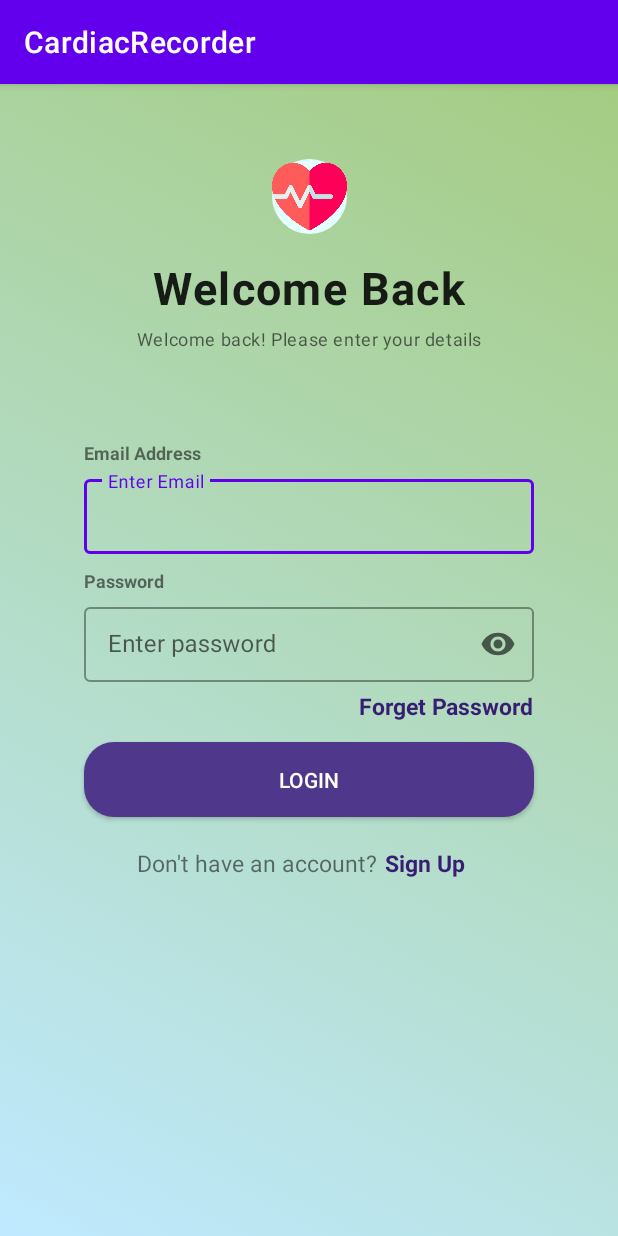
After one commit to mubtashim32/CardiacRecorder, an Android app: the LoginActivity screen opened directly, with no data from a screen before it, on a phone screen of 412 x 824 dp. The commit adds this screen. Run offline under Robolectric (Android 15) with nearby library versions, the phone set to English and light mode, and no system bars; our stand-ins replace Firebase (no records; nobody signed in at launch, a user with empty details on screens opened directly).

Commit message:
Application Done

```diff
--- a/app/build.gradle
+++ b/app/build.gradle
@@ -101,7 +101,6 @@ dependencies {
     androidTestImplementation 'androidx.test:rules:1.4.0'
     androidTestImplementation 'androidx.test.espresso:espresso-core:3.4.0'
     androidTestImplementation 'com.android.support.test.uiautomator:uiautomator-v18:2.1.3'
-}
 
     // To use the Truth Extension APIs
     androidTestImplementation "androidx.test.ext:truth:1.5.0"
--- a/app/src/main/AndroidManifest.xml
+++ b/app/src/main/AndroidManifest.xml
@@ -12,6 +12,9 @@
         android:supportsRtl="true"
         android:theme="@style/Theme.CardiacRecorder"
         tools:targetApi="31">
+        <activity
+            android:name=".LoginActivity"
+            android:exported="false" />
         <activity
             android:name=".SignupActivity"
             android:exported="true">
--- /dev/null
+++ b/app/src/main/java/com/example/cardiacrecorder/LoginActivity.java
@@ -0,0 +1,96 @@
+//package com.example.cardiacrecorder;
+//
+//import androidx.appcompat.app.AppCompatActivity;
+//
+//import android.os.Bundle;
+//
+//public class LoginActivity extends AppCompatActivity {
+//
+//    @Override
+//    protected void onCreate(Bundle savedInstanceState) {
+//        super.onCreate(savedInstanceState);
+//        setContentView(R.layout.activity_login);
+//    }
+//}
+
+
+package com.example.cardiacrecorder;
+
+import android.content.Intent;
+import android.os.Bundle;
+import android.util.Log;
+import android.view.View;
+import android.widget.Button;
+import android.widget.EditText;
+import android.widget.TextView;
+import android.widget.Toast;
+
+import androidx.annotation.NonNull;
+import androidx.appcompat.app.AppCompatActivity;
+
+import com.google.android.gms.tasks.OnCompleteListener;
+import com.google.android.gms.tasks.Task;
+import com.google.firebase.auth.AuthResult;
+import com.google.firebase.auth.FirebaseAuth;
+
+public class LoginActivity extends AppCompatActivity {
+
+    EditText email, password;
+    Button login;
+    TextView signup, forget;
+    FirebaseAuth mAuth;
+
+    @Override
+    protected void onCreate(Bundle savedInstanceState) {
+        super.onCreate(savedInstanceState);
+        setContentView(R.layout.activity_login);
+        email = findViewById(R.id.email);
+        password = findViewById(R.id.password);
+        login = findViewById(R.id.login);
+        signup = findViewById(R.id.signup);
+        mAuth = FirebaseAuth.getInstance();
+        forget = findViewById(R.id.forget);
+        login.setOnClickListener(new View.OnClickListener() {
+            @Override
+            public void onClick(View view) {
+                loginUser();
+            }
+        });
+        signup.setOnClickListener(new View.OnClickListener() {
+            @Override
+            public void onClick(View view) {
+                startActivity(new Intent(LoginActivity.this, SignupActivity.class));
+            }
+        });
+        forget.setOnClickListener(new View.OnClickListener() {
+            @Override
+            public void onClick(View view) {
+                String emailx = email.getText().toString();
+                mAuth.sendPasswordResetEmail(emailx)
+                        .addOnCompleteListener(new OnCompleteListener<Void>() {
+                            @Override
+                            public void onComplete(@NonNull Task<Void> task) {
+                                if (task.isSuccessful()) {
+                                    Toast.makeText(LoginActivity.this, "Email Sent", Toast.LENGTH_SHORT).show();
+                                }
+                            }
+                        });
+            }
+        });
+    }
+    private void loginUser() {
+        String emailx = email.getText().toString();
+        String passwordx = password.getText().toString();
+        mAuth.signInWithEmailAndPassword(emailx, passwordx).addOnCompleteListener(new OnCompleteListener<AuthResult>() {
+            @Override
+            public void onComplete(@NonNull Task<AuthResult> task) {
+                if (task.isSuccessful()) {
+                    Toast.makeText(LoginActivity.this, "Login Successful", Toast.LENGTH_LONG).show();
+                    startActivity(new Intent(LoginActivity.this, HomeActivity.class));
+                } else {
+                    Toast.makeText(LoginActivity.this, "Login Unsuccessful: " + task.getException().getMessage(), Toast.LENGTH_LONG).show();
+                }
+            }
+        });
+    }
+}
--- a/app/src/main/java/com/example/cardiacrecorder/SignupActivity.java
+++ b/app/src/main/java/com/example/cardiacrecorder/SignupActivity.java
@@ -73,6 +73,7 @@ public class SignupActivity extends AppCompatActivity {
                     User user = new User(fuser.getUid(), namex, emailx, passwordx);
 
                     ref.child(fuser.getUid()).child("info").setValue(user);
+                    startActivity(new Intent(SignupActivity.this, HomeActivity.class));
                     Toast.makeText(SignupActivity.this, "Registration Successful", Toast.LENGTH_LONG).show();
                 } else {
                     Toast.makeText(SignupActivity.this, "Registration Error: " + task.getException().getMessage(), Toast.LENGTH_LONG).show();
--- /dev/null
+++ b/app/src/main/res/layout/activity_login.xml
@@ -0,0 +1,303 @@
+<?xml version="1.0" encoding="utf-8"?>
+<!--<?xml version="1.0" encoding="utf-8"?>-->
+<!--<androidx.constraintlayout.widget.ConstraintLayout xmlns:android="http://schemas.android.com/apk/res/android"-->
+<!--    xmlns:app="http://schemas.android.com/apk/res-auto"-->
+<!--    xmlns:tools="http://schemas.android.com/tools"-->
+<!--    android:layout_width="match_parent"-->
+<!--    android:layout_height="match_parent"-->
+<!--    tools:context=".LoginActivity">-->
+
+<!--</androidx.constraintlayout.widget.ConstraintLayout>-->
+
+
+<androidx.constraintlayout.widget.ConstraintLayout xmlns:android="http://schemas.android.com/apk/res/android"
+    xmlns:app="http://schemas.android.com/apk/res-auto"
+    xmlns:tools="http://schemas.android.com/tools"
+    android:layout_width="match_parent"
+    android:layout_height="match_parent"
+    android:background="@drawable/_signup0"
+    tools:context=".LoginActivity">
+
+    <ImageView
+        android:id="@+id/icon"
+        android:layout_marginTop="50dp"
+        android:layout_width="50dp"
+        android:layout_height="50dp"
+        android:src="@drawable/heart_rate"
+        android:background="@drawable/_signup2"
+        app:layout_constraintEnd_toEndOf="parent"
+        app:layout_constraintStart_toStartOf="parent"
+        app:layout_constraintTop_toTopOf="parent"></ImageView>
+
+    <TextView
+        android:id="@+id/textView5"
+        android:layout_width="wrap_content"
+        android:layout_height="wrap_content"
+        android:text="Welcome Back"
+        android:textSize="30sp"
+        style="@style/TextAppearance.Material3.BodyLarge"
+        android:textStyle="bold"
+        android:layout_marginTop="15dp"
+        app:layout_constraintEnd_toEndOf="parent"
+        app:layout_constraintStart_toStartOf="parent"
+        app:layout_constraintTop_toBottomOf="@id/icon" />
+
+    <TextView
+        android:id="@+id/textView6"
+        android:layout_marginTop="5dp"
+        android:layout_width="wrap_content"
+        android:layout_height="wrap_content"
+        android:text="Welcome back! Please enter your details"
+        style="@style/TextAppearance.Material3.BodySmall"
+        app:layout_constraintEnd_toEndOf="parent"
+        app:layout_constraintStart_toStartOf="parent"
+        app:layout_constraintTop_toBottomOf="@+id/textView5" />
+
+    <TextView
+        android:layout_width="wrap_content"
+        android:layout_height="15dp"
+        android:text="Email Address"
+        android:textSize="12sp"
+        android:layout_marginBottom="5dp"
+        android:textStyle="bold"
+        app:layout_constraintBottom_toTopOf="@+id/emailLayout"
+        app:layout_constraintStart_toStartOf="@+id/emailLayout"></TextView>
+    <com.google.android.material.textfield.TextInputLayout
+        android:layout_marginTop="80dp"
+        android:id="@+id/emailLayout"
+        android:layout_width="wrap_content"
+        android:layout_height="wrap_content"
+        android:hint="Enter Email"
+        style="@style/Widget.MaterialComponents.TextInputLayout.OutlinedBox.Dense"
+        app:layout_constraintEnd_toEndOf="parent"
+        app:layout_constraintStart_toStartOf="parent"
+        app:layout_constraintTop_toBottomOf="@id/textView6">
+
+        <com.google.android.material.textfield.TextInputEditText
+            android:id="@+id/email"
+            android:layout_width="300dp"
+            android:singleLine="true"
+            android:layout_height="50dp"></com.google.android.material.textfield.TextInputEditText>
+    </com.google.android.material.textfield.TextInputLayout>
+
+    <TextView
+        android:layout_width="wrap_content"
+        android:layout_height="15dp"
+        android:text="Password"
+        android:textSize="12sp"
+        android:layout_marginBottom="5dp"
+        android:textStyle="bold"
+        app:layout_constraintBottom_toTopOf="@+id/passwordLayout"
+        app:layout_constraintStart_toStartOf="@+id/passwordLayout"></TextView>
+    <com.google.android.material.textfield.TextInputLayout
+        android:id="@+id/passwordLayout"
+        android:layout_marginTop="30dp"
+        android:layout_width="wrap_content"
+        android:layout_height="wrap_content"
+        android:hint="Enter password"
+        app:endIconMode="password_toggle"
+        style="@style/Widget.MaterialComponents.TextInputLayout.OutlinedBox.Dense"
+        app:layout_constraintEnd_toEndOf="parent"
+        app:layout_constraintStart_toStartOf="parent"
+        app:layout_constraintTop_toBottomOf="@+id/emailLayout">
+
+        <com.google.android.material.textfield.TextInputEditText
+            android:inputType="textPassword"
+            android:id="@+id/password"
+            android:layout_width="300dp"
+            android:singleLine="true"
+            android:layout_height="50dp"></com.google.android.material.textfield.TextInputEditText>
+    </com.google.android.material.textfield.TextInputLayout>
+
+    <androidx.appcompat.widget.AppCompatButton
+        android:layout_marginTop="40dp"
+        android:id="@+id/login"
+        android:layout_width="300dp"
+        android:background="@drawable/_signup1"
+        android:layout_height="50dp"
+        android:padding="0dp"
+        android:textColor="@color/white"
+        android:text="Login"
+        app:layout_constraintEnd_toEndOf="parent"
+        app:layout_constraintStart_toStartOf="parent"
+        app:layout_constraintTop_toBottomOf="@+id/passwordLayout" />
+
+
+    <!--
+
+    <TextView
+        android:id="@+id/textView"
+        android:layout_width="wrap_content"
+        android:layout_height="wrap_content"
+        android:text="Login to\nyour account"
+        android:layout_marginStart="32dp"
+        android:layout_marginTop="16dp"
+        android:textSize="32sp"
+        android:textColor="#FFFFFF"
+        android:textStyle="bold"
+        app:layout_constraintStart_toStartOf="parent"
+        app:layout_constraintTop_toTopOf="parent" />
+
+    <LinearLayout
+        android:id="@+id/linearLayout"
+        android:layout_width="match_parent"
+        android:layout_height="0dp"
+        android:layout_marginStart="32dp"
+        android:layout_marginTop="16dp"
+        android:layout_marginEnd="32dp"
+        android:layout_marginBottom="64dp"
+        android:background="@drawable/purple_background"
+        android:orientation="vertical"
+        app:layout_constraintBottom_toBottomOf="parent"
+        app:layout_constraintEnd_toEndOf="parent"
+        app:layout_constraintStart_toStartOf="parent"
+        app:layout_constraintTop_toBottomOf="@+id/textView">
+
+        <androidx.constraintlayout.widget.ConstraintLayout
+            android:layout_width="match_parent"
+            android:layout_height="wrap_content">
+
+            <ImageView
+                android:id="@+id/imageView2"
+                android:layout_width="wrap_content"
+                android:layout_height="wrap_content"
+                android:layout_margin="8dp"
+                app:layout_constraintBottom_toBottomOf="parent"
+                app:layout_constraintEnd_toEndOf="parent"
+                app:layout_constraintStart_toStartOf="parent"
+                app:layout_constraintTop_toTopOf="parent"
+                app:srcCompat="@drawable/circle" />
+
+            <ImageView
+                android:id="@+id/imageView3"
+                android:layout_width="wrap_content"
+                android:layout_height="wrap_content"
+                app:layout_constraintBottom_toBottomOf="@+id/imageView2"
+                app:layout_constraintEnd_toEndOf="@+id/imageView2"
+                app:layout_constraintStart_toStartOf="@+id/imageView2"
+                app:layout_constraintTop_toTopOf="@+id/imageView2"
+                app:srcCompat="@drawable/layers_2" />
+        </androidx.constraintlayout.widget.ConstraintLayout>
+
+        <TextView
+            android:id="@+id/textView2"
+            android:layout_width="match_parent"
+            android:layout_height="wrap_content"
+            android:layout_marginStart="24sp"
+            android:layout_marginTop="16sp"
+            android:layout_marginEnd="24sp"
+            android:text="Your Email"
+            android:textColor="#FFFFFF"
+            android:textSize="16sp"
+            android:textStyle="bold" />
+
+        <EditText
+            android:id="@+id/email"
+            android:layout_width="match_parent"
+            android:layout_height="50dp"
+            android:layout_marginStart="24dp"
+            android:layout_marginTop="8dp"
+            android:layout_marginEnd="24dp"
+            android:background="@drawable/edittext_background_white"
+            android:hint="Enter your Email"
+            android:inputType="textPersonName"
+            android:padding="8dp"
+            android:textColor="#A2A4B5"
+            android:textColorHint="#A2A4B5"
+            android:textSize="16sp" />
+
+        <TextView
+            android:id="@+id/textView3"
+            android:layout_width="match_parent"
+            android:layout_height="wrap_content"
+            android:layout_marginStart="24sp"
+            android:layout_marginTop="24dp"
+            android:layout_marginEnd="24sp"
+            android:text="Your Password"
+            android:textColor="#FFFFFF"
+            android:textSize="16sp"
+            android:textStyle="bold" />
+
+        <EditText
+            android:id="@+id/password"
+            android:layout_width="match_parent"
+            android:layout_height="50dp"
+            android:layout_marginStart="24dp"
+            android:layout_marginTop="8dp"
+            android:layout_marginEnd="24dp"
+            android:background="@drawable/edittext_background_white"
+            android:hint="Enter your Password"
+            android:inputType="textPassword"
+            android:padding="8dp"
+            android:textColor="#A2A4B5"
+            android:textColorHint="#A2A4B5"
+            android:textSize="16sp" />
+
+        <TextView
+            android:id="@+id/textView4"
+            android:layout_width="match_parent"
+            android:layout_height="wrap_content"
+            android:layout_marginTop="24dp"
+            android:layout_marginEnd="24dp"
+            android:text="Forget Password"
+            android:textAlignment="viewEnd"
+            android:textColor="#FFFFFF"
+            android:textSize="16sp"
+            android:textStyle="bold" />
+    </LinearLayout>
+
+    <androidx.appcompat.widget.AppCompatButton
+        android:id="@+id/login"
+        android:layout_width="0dp"
+        android:layout_height="wrap_content"
+        android:background="@drawable/button_background"
+        android:text="Login"
+        android:textColor="#FFFFFF"
+        android:textSize="24sp"
+        android:textStyle="bold"
+        android:layout_marginBottom="20dp"
+        app:layout_constraintBottom_toTopOf="@+id/signup"
+        app:layout_constraintEnd_toEndOf="@+id/linearLayout"
+        app:layout_constraintStart_toStartOf="@+id/linearLayout" />
+        -->
+
+    <TextView
+        android:layout_marginStart="35dp"
+        android:id="@+id/textView"
+        android:layout_width="wrap_content"
+        android:layout_height="wrap_content"
+        android:layout_marginTop="20dp"
+        android:layout_marginEnd="0dp"
+        android:textSize="15sp"
+        android:text="Don't have an account?"
+        app:layout_constraintStart_toStartOf="@+id/login"
+        app:layout_constraintTop_toBottomOf="@+id/login" />
+
+    <TextView
+        android:layout_marginStart="5dp"
+        android:layout_marginEnd="20dp"
+        android:id="@+id/signup"
+        android:layout_width="wrap_content"
+        android:layout_height="wrap_content"
+        android:text="Sign Up"
+        android:textSize="15sp"
+        android:textStyle="bold"
+        android:textColor="#381E72"
+        android:background="@android:color/transparent"
+        app:layout_constraintBottom_toBottomOf="@+id/textView"
+        app:layout_constraintStart_toEndOf="@+id/textView"
+        app:layout_constraintTop_toTopOf="@+id/textView" />
+
+    <TextView
+        android:id="@+id/forget"
+        android:layout_marginTop="5dp"
+        android:layout_width="wrap_content"
+        android:layout_height="wrap_content"
+        android:background="@android:color/transparent"
+        android:text="Forget Password"
+        android:textColor="#381E72"
+        android:textSize="15sp"
+        android:textStyle="bold"
+        app:layout_constraintEnd_toEndOf="@+id/passwordLayout"
+        app:layout_constraintTop_toBottomOf="@+id/passwordLayout" />
+</androidx.constraintlayout.widget.ConstraintLayout>
--- a/app/src/main/res/layout/activity_signup.xml
+++ b/app/src/main/res/layout/activity_signup.xml
@@ -29,7 +29,7 @@
 
     <com.google.android.material.textfield.TextInputLayout
         android:id="@+id/nameLayout"
-        android:layout_marginTop="80dp"
+        android:layout_marginTop="0dp"
         style="@style/Widget.MaterialComponents.TextInputLayout.OutlinedBox.Dense"
         android:layout_width="wrap_content"
         android:layout_height="wrap_content"
```
